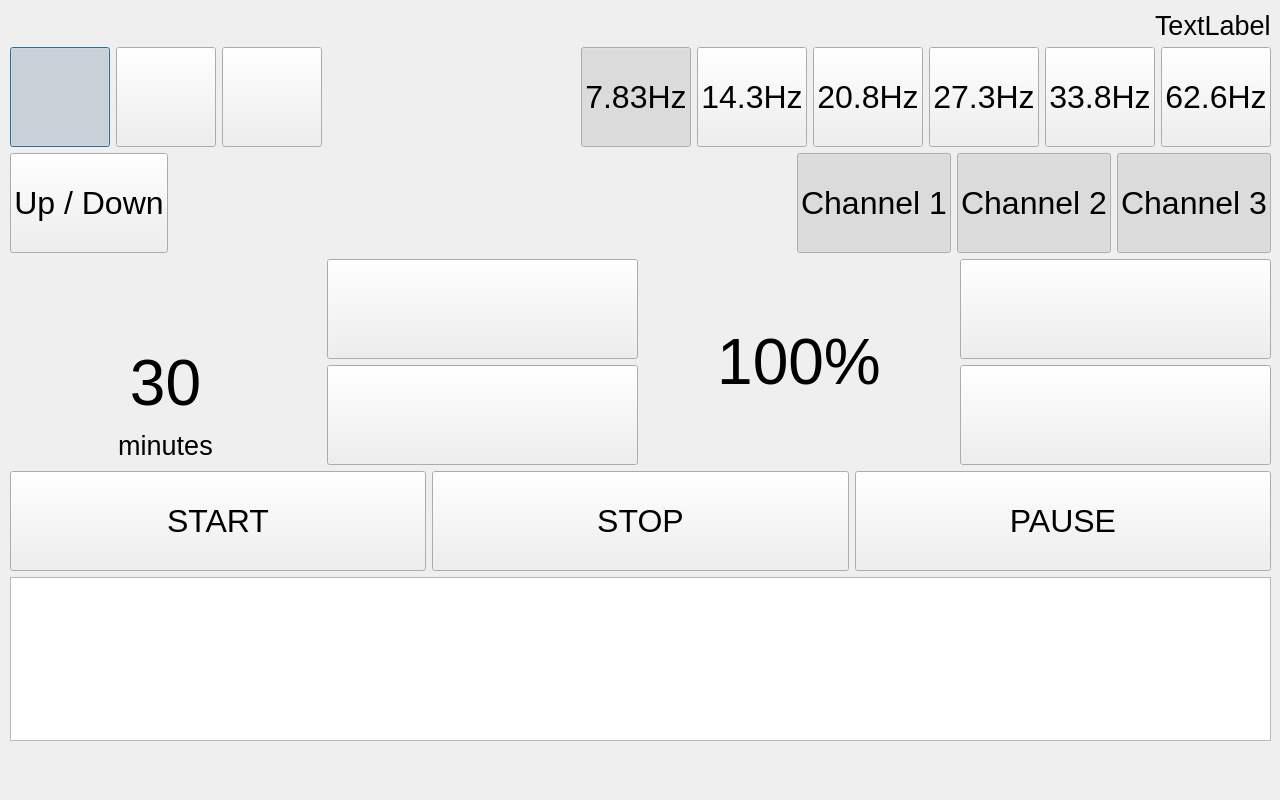
This is prueba_stretcher/stretcher_ver_2_0.ui in MarianoDel/pyqt5 as Qt 5 draws it before an edit. The edited form follows.
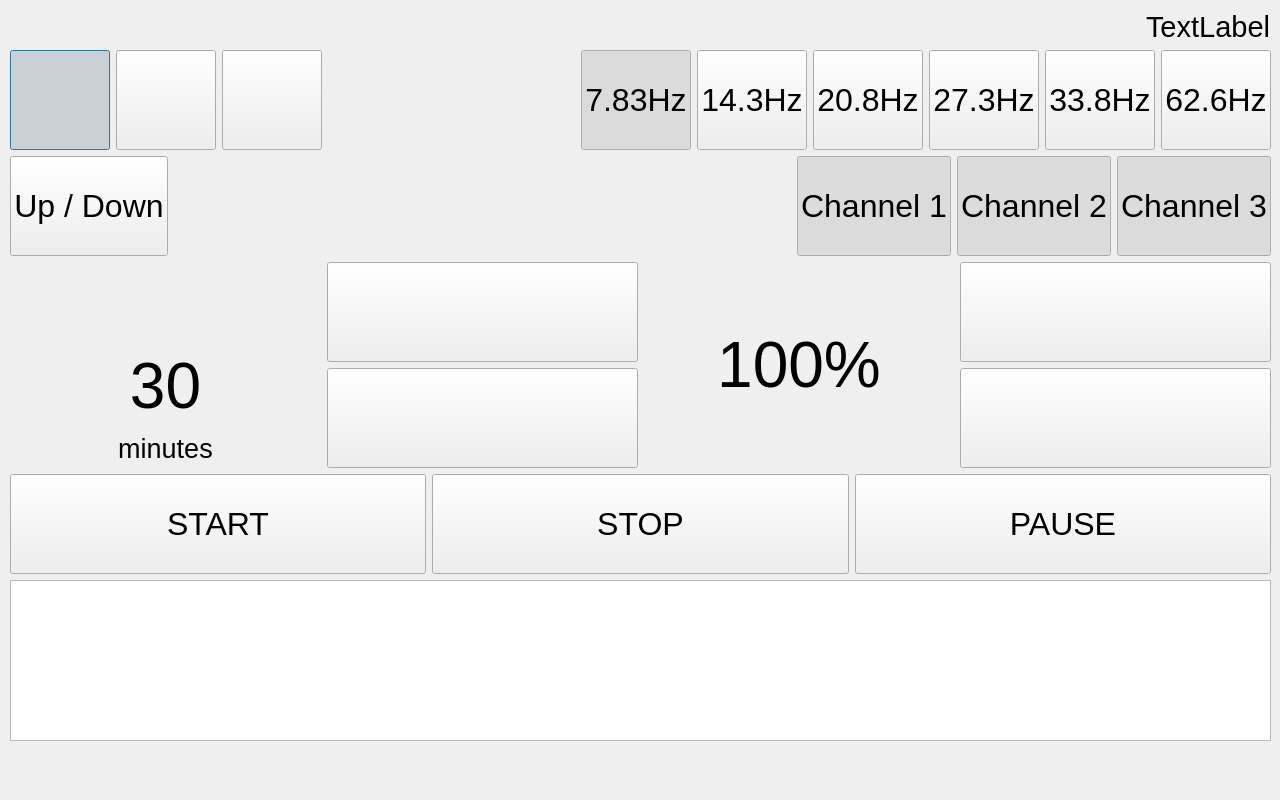
This is the edited form. Icons and pictures are not drawn.

The edit to the form file:
```diff
--- a/prueba_stretcher/stretcher_ver_2_0.ui
+++ b/prueba_stretcher/stretcher_ver_2_0.ui
@@ -76,12 +76,15 @@
        <widget class="QLabel" name="date_timeLabel">
         <property name="font">
          <font>
-          <pointsize>20</pointsize>
+          <pointsize>22</pointsize>
          </font>
         </property>
         <property name="text">
          <string>TextLabel</string>
         </property>
+        <property name="margin">
+         <number>8</number>
+        </property>
        </widget>
       </item>
      </layout>
```
Left out of the diff: 12 changed lines with no effect on the pictures.
